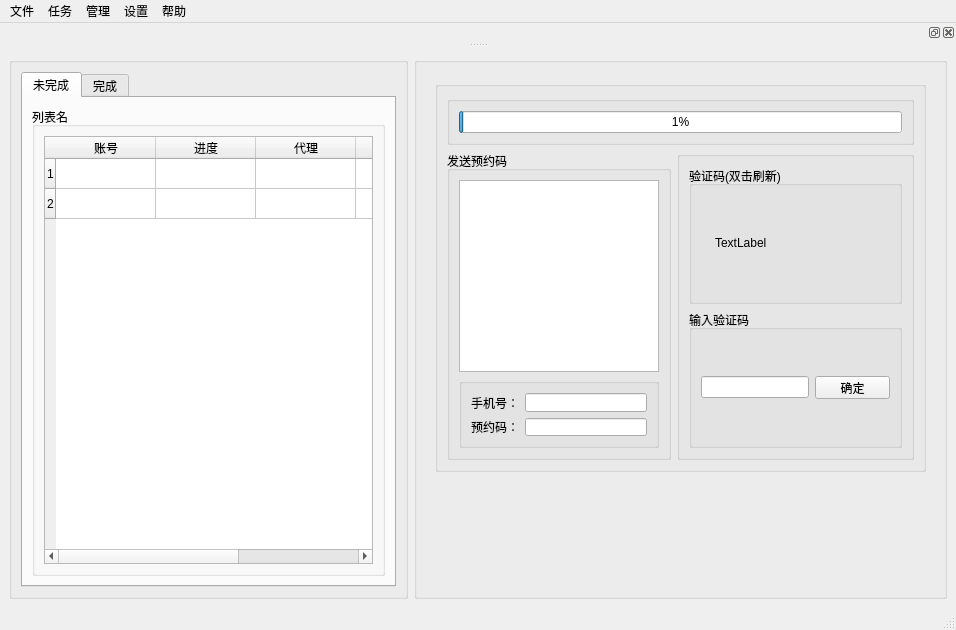
This is gui/uitemplate/mainwindow.ui in crazypoo/geniusbar-reserver as Qt 5 draws it before an edit. The edited form follows.
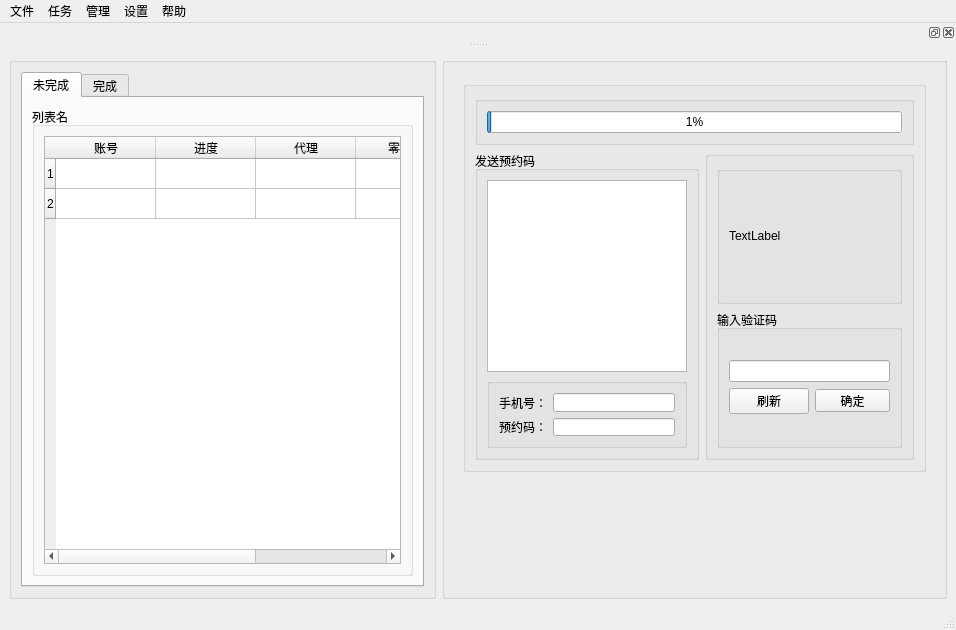
This is the edited form.

```diff
--- a/gui/uitemplate/mainwindow.ui
+++ b/gui/uitemplate/mainwindow.ui
@@ -295,7 +295,7 @@
                           </size>
                          </property>
                          <property name="title">
-                          <string>验证码(双击刷新)</string>
+                          <string/>
                          </property>
                          <layout class="QHBoxLayout" name="horizontalLayout_4">
                           <item>
@@ -319,14 +319,23 @@
                          <property name="title">
                           <string>输入验证码</string>
                          </property>
+                         <layout class="QVBoxLayout" name="verticalLayout_8">
+                          <item>
                          <layout class="QVBoxLayout" name="verticalLayout_3">
                           <item>
-                           <layout class="QHBoxLayout" name="horizontalLayout_3">
-                            <item>
                              <widget class="QLineEdit" name="lEVerfiyCode"/>
                             </item>
                             <item>
-                             <widget class="QPushButton" name="pBOk_2">
+                             <layout class="QHBoxLayout" name="horizontalLayout_3">
+                              <item>
+                               <widget class="QPushButton" name="pBRefresh">
+                                <property name="text">
+                                 <string>刷新</string>
+                                </property>
+                               </widget>
+                              </item>
+                              <item>
+                               <widget class="QPushButton" name="pBSumit">
                               <property name="maximumSize">
                                <size>
                                 <width>75</width>
@@ -341,6 +350,8 @@
                            </layout>
                           </item>
                          </layout>
+                          </item>
+                         </layout>
                         </widget>
                        </item>
                       </layout>
```
Left out of the diff: 55 changed lines with no effect on the pictures. Lines whose indentation alone changed are shown as unchanged.
